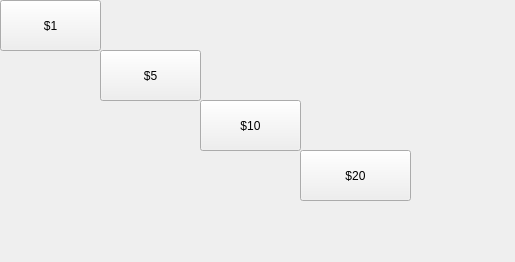
Qt form pay_buttons.ui (renderedSafe/Geedunk2) before a commit.
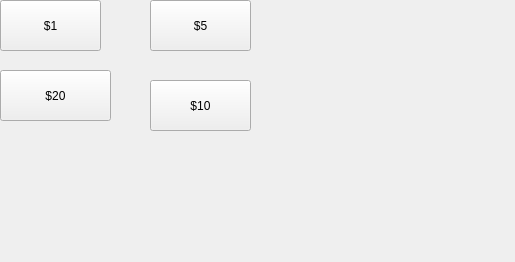
The same form after that commit.

```diff
--- a/pay_buttons.ui
+++ b/pay_buttons.ui
@@ -29,8 +29,8 @@
   <widget class="QPushButton" name="pushButton_5">
    <property name="geometry">
     <rect>
-     <x>100</x>
-     <y>50</y>
+     <x>150</x>
+     <y>0</y>
      <width>101</width>
      <height>51</height>
     </rect>
@@ -42,8 +42,8 @@
   <widget class="QPushButton" name="pushButton_10">
    <property name="geometry">
     <rect>
-     <x>200</x>
-     <y>100</y>
+     <x>150</x>
+     <y>80</y>
      <width>101</width>
      <height>51</height>
     </rect>
@@ -55,8 +55,8 @@
   <widget class="QPushButton" name="pushButton_20">
    <property name="geometry">
     <rect>
-     <x>300</x>
-     <y>150</y>
+     <x>0</x>
+     <y>70</y>
      <width>111</width>
      <height>51</height>
     </rect>
```
